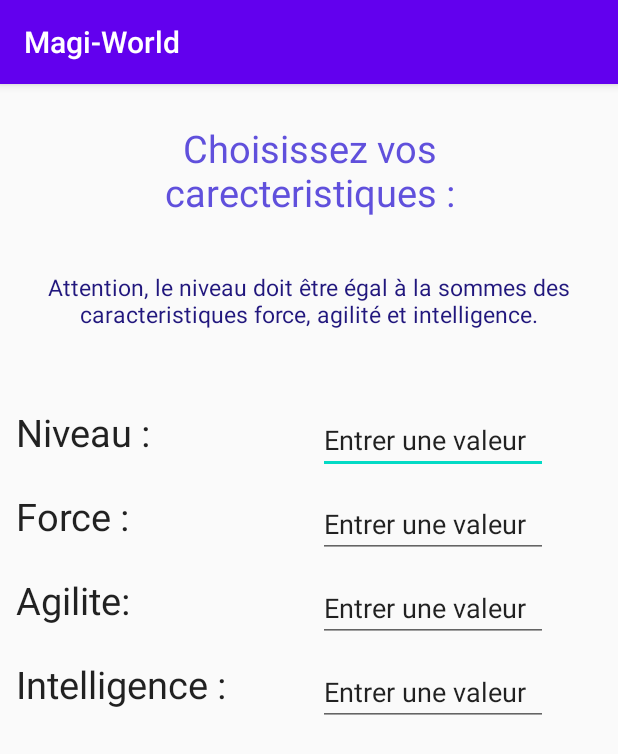
After one commit to Safia-Safia/Magi-World_app, an Android app: the CharacteriticListActivity screen opened directly, with no data from a screen before it, on a phone screen of 412 x 824 dp. The commit adds this screen. Shown: the top 754 px of the screen. Run offline under Robolectric (Android 15) with nearby library versions, the phone set to English and light mode, and no system bars.

```diff
--- a/app/src/main/AndroidManifest.xml
+++ b/app/src/main/AndroidManifest.xml
@@ -9,7 +9,10 @@
         android:roundIcon="@mipmap/ic_launcher_round"
         android:supportsRtl="true"
         android:theme="@style/AppTheme">
-        <activity android:name=".Controller.ClassesIndexActivity"></activity>
+        <activity android:name=".Controller.RolesListActivity"></activity>
+        <activity android:name=".Controller.ReglesActivity" />
+        <activity android:name=".Controller.CharacteriticListActivity" />
+        <activity android:name=".Controller.ClassesIndexActivity" />
         <activity android:name=".Controller.MainActivity">
             <intent-filter>
                 <action android:name="android.intent.action.MAIN" />
--- /dev/null
+++ b/app/src/main/java/com/safia/magi_world/Controller/CharacteriticListActivity.java
@@ -0,0 +1,91 @@
+package com.safia.magi_world.Controller;
+
+import androidx.appcompat.app.AppCompatActivity;
+
+import android.os.Bundle;
+import android.text.Editable;
+import android.text.TextWatcher;
+import android.widget.EditText;
+
+import com.safia.magi_world.R;
+
+public class CharacteriticListActivity extends AppCompatActivity {
+    private EditText mValInput1,mValInput2,mValInput3,mValInput4;
+
+    @Override
+    protected void onCreate(Bundle savedInstanceState) {
+        super.onCreate(savedInstanceState);
+        setContentView(R.layout.activity_characteritic_list);
+
+        mValInput1 = findViewById(R.id.editText);
+        mValInput2 = findViewById(R.id.editText2);
+        mValInput3 = findViewById(R.id.editText3);
+        mValInput4 = findViewById(R.id.editText4);
+
+        mValInput1.addTextChangedListener(new TextWatcher() {
+            @Override
+            public void beforeTextChanged(CharSequence s, int start, int count, int after) {
+
+            }
+
+            @Override
+            public void onTextChanged(CharSequence s, int start, int before, int count) {
+
+            }
+
+            @Override
+            public void afterTextChanged(Editable s) {
+
+            }
+        });
+        mValInput2.addTextChangedListener(new TextWatcher() {
+            @Override
+            public void beforeTextChanged(CharSequence s, int start, int count, int after) {
+
+            }
+
+            @Override
+            public void onTextChanged(CharSequence s, int start, int before, int count) {
+
+            }
+
+            @Override
+            public void afterTextChanged(Editable s) {
+
+            }
+        });
+        mValInput3.addTextChangedListener(new TextWatcher() {
+            @Override
+            public void beforeTextChanged(CharSequence s, int start, int count, int after) {
+
+            }
+
+            @Override
+            public void onTextChanged(CharSequence s, int start, int before, int count) {
+
+            }
+
+            @Override
+            public void afterTextChanged(Editable s) {
+
+            }
+        });
+        mValInput4.addTextChangedListener(new TextWatcher() {
+            @Override
+            public void beforeTextChanged(CharSequence s, int start, int count, int after) {
+
+            }
+
+            @Override
+            public void onTextChanged(CharSequence s, int start, int before, int count) {
+
+            }
+
+            @Override
+            public void afterTextChanged(Editable s) {
+
+            }
+        });
+
+    }
+}
--- a/app/src/main/java/com/safia/magi_world/View/DifferentRolesListAdapter.java
+++ b/app/src/main/java/com/safia/magi_world/View/DifferentRolesListAdapter.java
@@ -47,7 +47,7 @@ public class DifferentRolesListAdapter extends RecyclerView.Adapter<DifferentRol
 
     @Override
     public MyViewHolder onCreateViewHolder(ViewGroup parent, int viewType) {
-        View v = LayoutInflater.from(parent.getContext()).inflate(R.layout.roles_list, parent, false);
+        View v = LayoutInflater.from(parent.getContext()).inflate(R.layout.roles_adapter, parent, false);
         MyViewHolder evh = new MyViewHolder(v);
         return evh;
     }
--- /dev/null
+++ b/app/src/main/res/layout/activity_characteritic_list.xml
@@ -0,0 +1,145 @@
+<?xml version="1.0" encoding="utf-8"?>
+<RelativeLayout
+    xmlns:android="http://schemas.android.com/apk/res/android"
+    xmlns:tools="http://schemas.android.com/tools"
+    android:layout_width="match_parent"
+    android:layout_height="match_parent"
+    android:layout_marginBottom="30dp"
+    android:layout_margin="5dp"
+    android:orientation="vertical">
+
+    <TextView
+        android:id="@+id/activity_liste_roles"
+        android:layout_width="match_parent"
+        android:layout_height="wrap_content"
+        android:text="Choisissez vos carecteristiques :"
+        android:padding="20dp"
+        android:textAppearance="?android:attr/textAppearanceLarge"
+        android:textColor="#6050DC"
+        android:textSize="25sp"
+        android:textAlignment="center"/>
+
+
+    <TextView
+        android:layout_width="wrap_content"
+        android:layout_height="wrap_content"
+        android:text="@string/attendtion"
+        android:textSize="15dp"
+        android:textColor="#21177D"
+        android:padding="15dp"
+        android:layout_marginBottom="30dp"
+        android:layout_below="@id/activity_liste_roles"
+        android:gravity="center"
+        android:id="@+id/attention"/>
+
+    <RelativeLayout
+        android:id="@+id/ch1"
+        android:layout_width="match_parent"
+        android:layout_height="56dp"
+        android:layout_below="@+id/attention"
+        android:orientation="vertical"
+        android:padding="5dp"
+        android:textAlignment="center">
+
+        <TextView
+            android:id="@+id/niveau"
+            android:layout_width="155dp"
+            android:layout_height="51dp"
+            android:text="Niveau :"
+            android:textAppearance="?android:attr/textAppearanceLarge"
+            android:textSize="25dp" />
+
+        <EditText
+            android:id="@+id/editText"
+            android:layout_width="153dp"
+            android:layout_height="51dp"
+            android:layout_marginStart="46dp"
+            android:layout_toEndOf="@+id/niveau"
+            android:text="Entrer une valeur" />
+
+    </RelativeLayout>
+
+    <RelativeLayout
+        android:id="@+id/ch2"
+        android:layout_width="match_parent"
+        android:layout_height="56dp"
+        android:layout_below="@+id/ch1"
+        android:orientation="vertical"
+        android:padding="5dp"
+        android:textAlignment="center">
+
+        <TextView
+            android:id="@+id/force"
+            android:layout_width="155dp"
+            android:layout_height="51dp"
+            android:text="Force :"
+            android:textAppearance="?android:attr/textAppearanceLarge"
+            android:textSize="25dp" />
+
+        <EditText
+            android:id="@+id/editText2"
+            android:layout_width="153dp"
+            android:layout_height="51dp"
+            android:layout_marginStart="46dp"
+            android:layout_toEndOf="@+id/force"
+            android:text="Entrer une valeur" />
+
+    </RelativeLayout>
+
+    <RelativeLayout
+        android:id="@+id/ch3"
+        android:layout_width="match_parent"
+        android:layout_height="56dp"
+        android:layout_below="@+id/ch2"
+        android:orientation="vertical"
+        android:padding="5dp"
+        android:textAlignment="center">
+
+        <TextView
+            android:id="@+id/agilite"
+            android:layout_width="155dp"
+            android:layout_height="51dp"
+            android:text="Agilite:"
+            android:textAppearance="?android:attr/textAppearanceLarge"
+            android:textSize="25dp" />
+
+        <EditText
+            android:id="@+id/editText3"
+            android:layout_width="153dp"
+            android:layout_height="51dp"
+            android:layout_marginStart="46dp"
+            android:layout_toEndOf="@+id/agilite"
+            android:text="Entrer une valeur" />
+
+    </RelativeLayout>
+
+    <RelativeLayout
+        android:id="@+id/ch4"
+        android:layout_width="match_parent"
+        android:layout_height="56dp"
+        android:layout_below="@+id/ch3"
+        android:orientation="vertical"
+        android:padding="5dp"
+        android:textAlignment="center">
+
+        <TextView
+            android:id="@+id/intelligence"
+            android:layout_width="155dp"
+            android:layout_height="51dp"
+            android:text="Intelligence :"
+            android:textAppearance="?android:attr/textAppearanceLarge"
+            android:textSize="25dp"
+            />
+
+        <EditText
+            android:id="@+id/editText4"
+            android:layout_width="153dp"
+            android:layout_height="51dp"
+            android:layout_marginStart="46dp"
+            android:layout_toEndOf="@+id/intelligence"
+            android:text="Entrer une valeur" />
+
+    </RelativeLayout>
+
+
+</RelativeLayout>
--- a/app/src/main/res/values/strings.xml
+++ b/app/src/main/res/values/strings.xml
@@ -1,3 +1,5 @@
 <resources>
     <string name="app_name">Magi-World</string>
+    <string name="attendtion">Attention, le niveau doit être égal à la sommes des caracteristiques force, agilité et intelligence.</string>
+    <string name="règleCommencer">Le jeu commence par proposer au joueur 1 de choisir entre Guerrier, Rôdeur ou Mage. Il doit ensuite choisir le niveau, la force, l’agilité et enfin l’intelligence de son personnage. C’est ensuite au tour du second joueur de choisir la classe et les caractéristiques de son personnage. La partie démarre ensuite, le joueur 1 commence. Chaque joueur joue tour à tour et choisit entre son Attaque Basique ou son Attaque spéciale. Quand un joueur n’a plus de point de vie, la partie est terminée et l’autre joueur l’emporte.</string>
 </resources>
```
Also changed, not shown: app/src/main/java/com/safia/magi_world/Controller/MainActivity.java (+21 -3 lines), app/src/main/java/com/safia/magi_world/Controller/ReglesActivity.java (added, +49 -0 lines), app/src/main/java/com/safia/magi_world/Controller/RolesListActivity.java (renamed from app/src/main/java/com/safia/magi_world/Controller/ClassesIndexActivity.java, +3 -4 lines), app/src/main/java/com/safia/magi_world/Model/RulesList.java (added, +17 -0 lines), app/src/main/java/com/safia/magi_world/View/RulesAdapter.java (added, +53 -0 lines), app/src/main/res/layout/activity_main.xml (+15 -13 lines), app/src/main/res/layout/activity_roles_list.xml (renamed from app/src/main/res/layout/activity_classes_index.xml, +4 -4 lines), app/src/main/res/layout/activity_rules_list.xml (added, +30 -0 lines), app/src/main/res/layout/regles_adapter.xml (added, +30 -0 lines), app/src/main/res/layout/roles_adapter.xml (renamed from app/src/main/res/layout/roles_list.xml).
